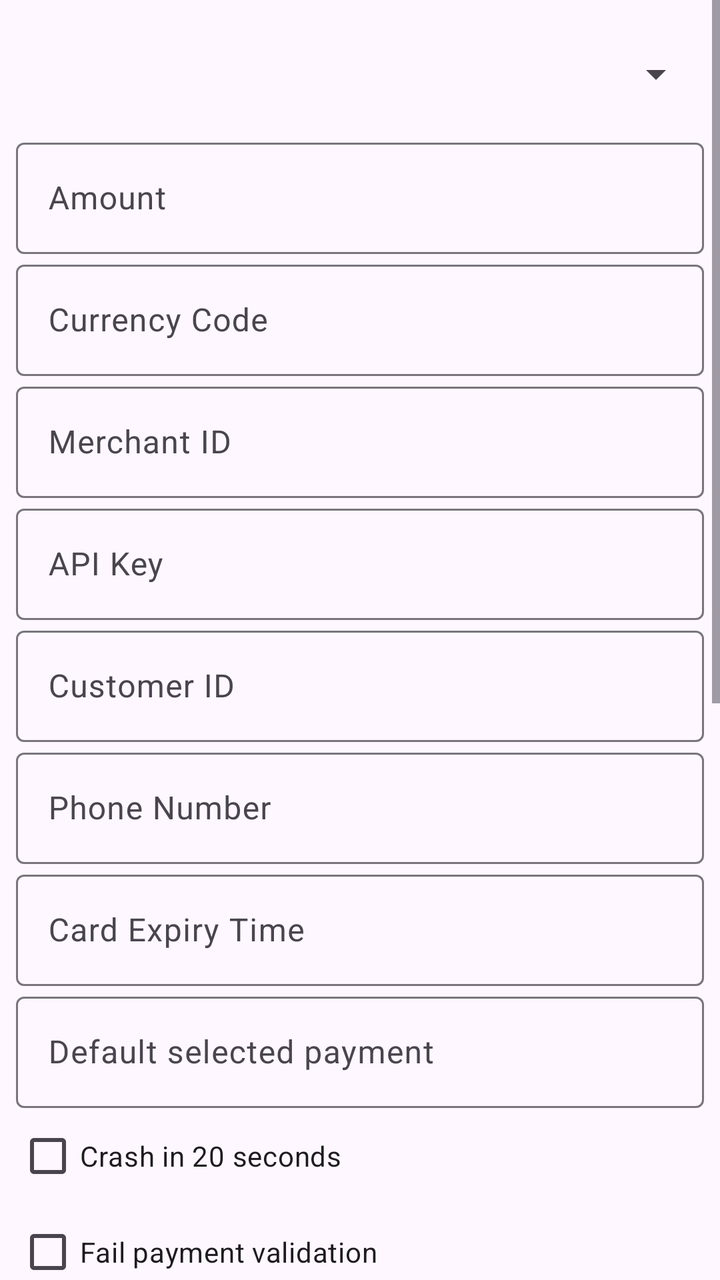
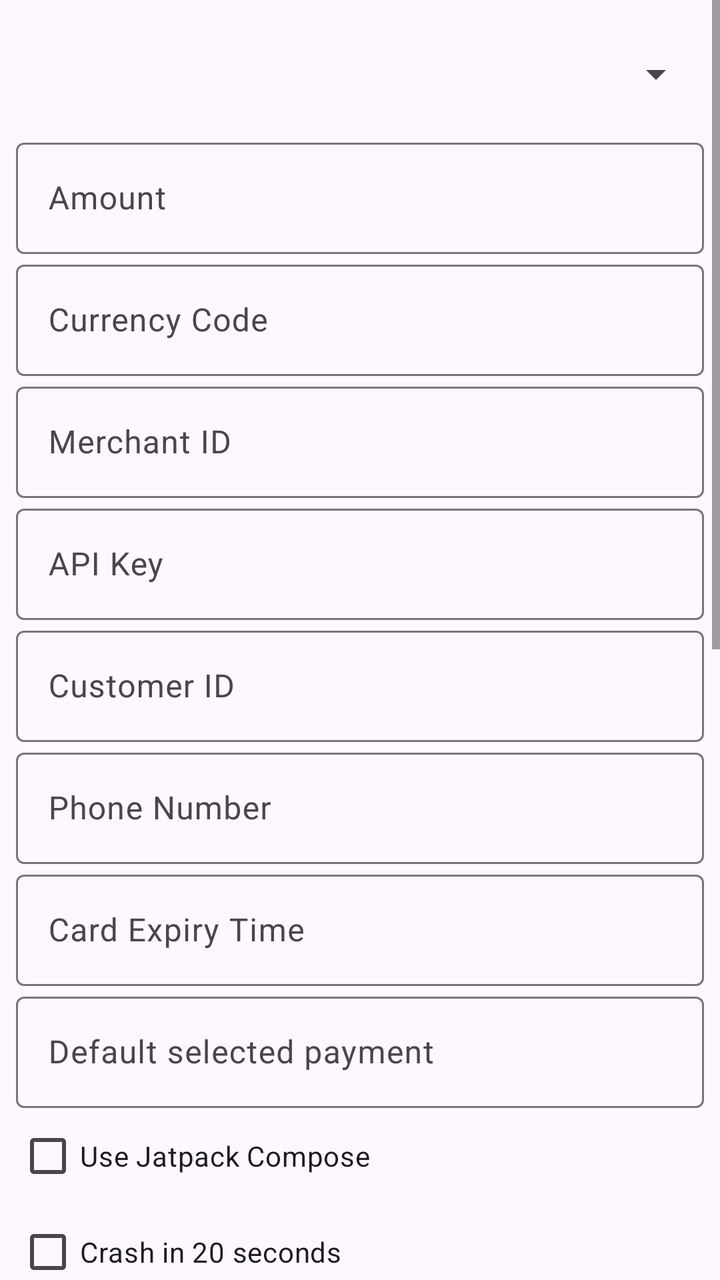

Two renders of the same Android screen: before a commit and after it. Below are the layout's source before the change and the commit's diff.
<!-- AndroidManifest.xml: application theme Theme.Ottuandroidprivatesample -->
<!-- res/layout/activity_main.xml -->
<?xml version="1.0" encoding="utf-8"?>
<ScrollView xmlns:android="http://schemas.android.com/apk/res/android"
    xmlns:tools="http://schemas.android.com/tools"
    android:layout_width="match_parent"
    android:layout_height="match_parent"
    android:clipToPadding="false"
    android:orientation="vertical">

    <androidx.appcompat.widget.LinearLayoutCompat
        android:id="@+id/main"
        android:layout_width="match_parent"
        android:layout_height="wrap_content"
        android:orientation="vertical"
        android:padding="8dp"
        tools:context=".MainActivity">
        
        <Spinner
            android:id="@+id/spLanguage"
            android:layout_width="match_parent"
            android:layout_height="58dp" />

        <com.google.android.material.textfield.TextInputLayout
            android:id="@+id/tilAmount"
            android:layout_width="match_parent"
            android:layout_height="wrap_content"
            android:hint="Amount">

            <com.google.android.material.textfield.TextInputEditText
                android:id="@+id/etAmount"
                android:layout_width="match_parent"
                android:layout_height="wrap_content"
                android:imeOptions="actionNext"
                android:inputType="number" />

        </com.google.android.material.textfield.TextInputLayout>

        <com.google.android.material.textfield.TextInputLayout
            android:id="@+id/tilCurrencyCode"
            android:layout_width="match_parent"
            android:layout_height="wrap_content"
            android:hint="Currency Code">

            <com.google.android.material.textfield.TextInputEditText
                android:id="@+id/etCurrencyCode"
                android:layout_width="match_parent"
                android:layout_height="wrap_content"
                android:imeOptions="actionNext"
                android:inputType="text"
                android:maxLines="1"
                android:nextFocusDown="@id/tilMerchantId" />

        </com.google.android.material.textfield.TextInputLayout>

        <com.google.android.material.textfield.TextInputLayout
            android:id="@+id/tilMerchantId"
            android:layout_width="match_parent"
            android:layout_height="wrap_content"
            android:hint="Merchant ID"
            android:nextFocusDown="@id/tilApiKey">

            <com.google.android.material.textfield.TextInputEditText
                android:id="@+id/etMerchantId"
                android:layout_width="match_parent"
                android:layout_height="wrap_content"
                android:imeOptions="actionNext"
                android:inputType="text"
                android:maxLines="1" />

        </com.google.android.material.textfield.TextInputLayout>

        <com.google.android.material.textfield.TextInputLayout
            android:id="@+id/tilApiKey"
            android:layout_width="match_parent"
            android:layout_height="wrap_content"
            android:hint="API Key"
            android:nextFocusDown="@id/tilCustomerId">

            <com.google.android.material.textfield.TextInputEditText
                android:id="@+id/etApiKey"
                android:layout_width="match_parent"
                android:layout_height="wrap_content"
                android:imeOptions="actionNext"
                android:inputType="text"
                android:maxLines="1" />

        </com.google.android.material.textfield.TextInputLayout>

        <com.google.android.material.textfield.TextInputLayout
            android:id="@+id/tilCustomerId"
            android:layout_width="match_parent"
            android:layout_height="wrap_content"
            android:hint="Customer ID">

            <com.google.android.material.textfield.TextInputEditText
                android:id="@+id/etCustomerId"
                android:layout_width="match_parent"
                android:layout_height="wrap_content"
                android:imeOptions="actionDone"
                android:inputType="text"
                android:maxLines="1" />

        </com.google.android.material.textfield.TextInputLayout>

        <com.google.android.material.textfield.TextInputLayout
            android:id="@+id/tilPhone"
            android:layout_width="match_parent"
            android:layout_height="wrap_content"
            android:hint="Phone Number">

            <com.google.android.material.textfield.TextInputEditText
                android:id="@+id/etPhone"
                android:layout_width="match_parent"
                android:layout_height="wrap_content"
                android:imeOptions="actionDone"
                android:inputType="text"
                android:maxLines="1" />

        </com.google.android.material.textfield.TextInputLayout>

        <com.google.android.material.textfield.TextInputLayout
            android:id="@+id/tilCardExpire"
            android:layout_width="match_parent"
            android:layout_height="wrap_content"
            android:hint="Card Expiry Time">

            <com.google.android.material.textfield.TextInputEditText
                android:id="@+id/etCardExpire"
                android:layout_width="match_parent"
                android:layout_height="wrap_content"
                android:imeOptions="actionDone"
                android:inputType="numberDecimal"
                android:maxLines="1" />

        </com.google.android.material.textfield.TextInputLayout>

        <com.google.android.material.textfield.TextInputLayout
            android:id="@+id/tilSelectedPgCode"
            android:layout_width="match_parent"
            android:layout_height="wrap_content"
            android:hint="Default selected payment">

            <com.google.android.material.textfield.TextInputEditText
                android:id="@+id/etSelectedPgCode"
                android:layout_width="match_parent"
                android:layout_height="wrap_content"
                android:imeOptions="actionDone"
                android:inputType="text"
                android:maxLines="1" />

        </com.google.android.material.textfield.TextInputLayout>

        <com.google.android.material.checkbox.MaterialCheckBox
            android:id="@+id/cbCrash"
            android:layout_width="wrap_content"
            android:layout_height="wrap_content"
            android:checked="false"
            android:text="Crash in 20 seconds"
            android:textColor="@color/redScale1"
            tools:ignore="HardcodedText" />

        <com.google.android.material.checkbox.MaterialCheckBox
            android:id="@+id/cbFailMerchantPaymentValidation"
            android:layout_width="wrap_content"
            android:layout_height="wrap_content"
            android:checked="false"
            android:text="Fail payment validation"
            android:textColor="@color/redScale1"
            tools:ignore="HardcodedText" />

        <LinearLayout
            android:layout_width="match_parent"
            android:layout_height="wrap_content"
            android:orientation="horizontal">

            <com.google.android.material.checkbox.MaterialCheckBox
                android:id="@+id/cbShowPaymentDetails"
                android:layout_width="0dp"
                android:layout_height="wrap_content"
                android:layout_weight="1"
                android:checked="true"
                android:text="Show Payment Details" />

            <com.google.android.material.checkbox.MaterialCheckBox
                android:id="@+id/cbPreloadPayload"
                android:layout_width="0dp"
                android:layout_height="wrap_content"
                android:layout_weight="1"
                android:checked="true"
                android:text="Preload Payload" />

        </LinearLayout>

        <LinearLayout
            android:layout_width="match_parent"
            android:layout_height="wrap_content"
            android:orientation="horizontal">

            <com.google.android.material.checkbox.MaterialCheckBox
                android:id="@+id/cbPaymentOptionMode"
                android:layout_width="0dp"
                android:layout_height="wrap_content"
                android:layout_weight="1"
                android:layout_gravity="center"
                android:checked="false"
                android:text="Show payment options list" />

            <com.google.android.material.textfield.TextInputLayout
                android:id="@+id/tilPaymentListVisibleItems"
                android:layout_width="0dp"
                android:layout_gravity="center"
                android:layout_weight="1"
                android:layout_height="wrap_content"
                android:hint="Payment count">

                <com.google.android.material.textfield.TextInputEditText
                    android:id="@+id/etPaymentListVisibleItems"
                    android:layout_width="match_parent"
                    android:layout_height="wrap_content"
                    android:imeOptions="actionDone"
                    android:enabled="false"
                    android:maxLength="3"
                    android:text="5"
                    android:inputType="numberDecimal"
                    android:digits="0123456789"
                    android:maxLines="1" />

            </com.google.android.material.textfield.TextInputLayout>

        </LinearLayout>
        <LinearLayout
            android:layout_width="match_parent"
            android:layout_height="wrap_content"
            android:orientation="horizontal">

            <com.google.android.material.checkbox.MaterialCheckBox
                android:id="@+id/cbAutoDebit"
                android:layout_width="0dp"
                android:layout_height="wrap_content"
                android:layout_weight="1"
                android:layout_gravity="center"
                android:checked="false"
                android:text="Auto debit" />
            <com.google.android.material.checkbox.MaterialCheckBox
                android:id="@+id/cbUseCustomText"
                android:layout_width="0dp"
                android:layout_height="wrap_content"
                android:layout_weight="1"
                android:layout_gravity="center"
                android:checked="false"
                android:text="Use custom text" />
        </LinearLayout>

        <TextView
            android:layout_width="wrap_content"
            android:layout_height="wrap_content"
            android:layout_marginTop="12dp"
            android:text="Forms of payment" />

        <LinearLayout
            android:layout_width="match_parent"
            android:layout_height="wrap_content"
            android:orientation="horizontal">

            <com.google.android.material.checkbox.MaterialCheckBox
                android:id="@+id/cbNoFormsOfPayment"
                android:layout_width="0dp"
                android:layout_height="wrap_content"
                android:layout_weight="1"
                android:checked="false"
                android:text="No forms of payment" />

            <com.google.android.material.checkbox.MaterialCheckBox
                android:id="@+id/cbGooglePay"
                android:layout_width="0dp"
                android:layout_height="wrap_content"
                android:layout_weight="1"
                android:checked="true"
                android:text="Google Pay"
                android:visibility="gone" />

            <com.google.android.material.checkbox.MaterialCheckBox
                android:id="@+id/cbFlexMethods"
                android:layout_width="0dp"
                android:layout_height="wrap_content"
                android:layout_weight="1"
                android:checked="true"
                android:text="Flex Methods" />

        </LinearLayout>

        <LinearLayout
            android:layout_width="match_parent"
            android:layout_height="wrap_content"
            android:orientation="horizontal">


            <com.google.android.material.checkbox.MaterialCheckBox
                android:id="@+id/cbTokenPay"
                android:layout_width="0dp"
                android:layout_height="wrap_content"
                android:layout_weight="1"
                android:checked="true"
                android:text="Token Pay" />

            <com.google.android.material.checkbox.MaterialCheckBox
                android:id="@+id/cbRedirect"
                android:layout_width="0dp"
                android:layout_height="wrap_content"
                android:layout_weight="1"
                android:checked="true"
                android:text="Redirect" />


            <com.google.android.material.checkbox.MaterialCheckBox
                android:id="@+id/cbStcPay"
                android:layout_width="0dp"
                android:layout_height="wrap_content"
                android:layout_weight="1"
                android:checked="true"
                android:text="Stc Pay" />
        </LinearLayout>

        <LinearLayout
            android:layout_width="match_parent"
            android:layout_height="wrap_content">


            <com.google.android.material.checkbox.MaterialCheckBox
                android:id="@+id/cbUrpay"
                android:layout_width="0dp"
                android:layout_height="wrap_content"
                android:layout_weight="1"
                android:checked="true"
                android:text="Urpay"
                android:visibility="gone" />

            <com.google.android.material.checkbox.MaterialCheckBox
                android:id="@+id/cbCardOnsite"
                android:layout_width="0dp"
                android:layout_height="wrap_content"
                android:layout_weight="1"
                android:checked="true"
                android:text="CardOnsite" />

        </LinearLayout>

        <TextView
            android:layout_width="wrap_content"
            android:layout_height="wrap_content"
            android:layout_marginTop="12dp"
            android:text="PG codes" />

        <androidx.appcompat.widget.LinearLayoutCompat
            android:id="@+id/pgCodesContainer"
            android:layout_width="match_parent"
            android:layout_height="wrap_content"
            android:orientation="vertical"
            tools:context=".MainActivity">

        </androidx.appcompat.widget.LinearLayoutCompat>

        <com.google.android.material.button.MaterialButton
            android:id="@+id/btnThemeCustomization"
            android:layout_width="match_parent"
            android:layout_height="wrap_content"
            android:text="Theme Customization" />

        <com.google.android.material.button.MaterialButton
            android:id="@+id/btnGetSession"
            android:layout_width="match_parent"
            android:layout_height="wrap_content"
            android:text="Get Session Id" />

        <com.google.android.material.button.MaterialButton
            android:id="@+id/btnPay"
            android:layout_width="match_parent"
            android:layout_height="wrap_content"
            android:text="Pay" />

    </androidx.appcompat.widget.LinearLayoutCompat>
</ScrollView>
<!-- resources referenced by this layout -->
<resources>
  <style name="Theme.Ottuandroidprivatesample" parent="Theme.Material3.DayNight">
          
          <item name="colorPrimary">@color/purple_500</item>
          <item name="colorPrimaryVariant">@color/purple_700</item>
          <item name="colorOnPrimary">@color/white</item>
          
          <item name="colorSecondary">@color/teal_200</item>
          <item name="colorSecondaryVariant">@color/teal_700</item>
          <item name="colorOnSecondary">@color/black</item>
          
          <item name="android:statusBarColor">?attr/colorPrimaryVariant</item>
          
      </style>
  <color name="purple_500">#FF6200EE</color>
  <color name="purple_700">#FF3700B3</color>
  <color name="white">#FFFFFFFF</color>
  <color name="teal_200">#FF03DAC5</color>
  <color name="teal_700">#FF018786</color>
  <color name="black">#FF000000</color>
</resources>

<!-- the commit's change to res/layout/activity_main.xml (unified diff, before → after) -->
@@ -13,7 +13,7 @@
         android:orientation="vertical"
         android:padding="8dp"
         tools:context=".MainActivity">
-        
+
         <Spinner
             android:id="@+id/spLanguage"
             android:layout_width="match_parent"
@@ -30,7 +30,7 @@
                 android:layout_width="match_parent"
                 android:layout_height="wrap_content"
                 android:imeOptions="actionNext"
-                android:inputType="number" />
+                android:inputType="numberDecimal" />
 
         </com.google.android.material.textfield.TextInputLayout>
 
@@ -148,6 +148,14 @@
                 android:maxLines="1" />
 
         </com.google.android.material.textfield.TextInputLayout>
+
+        <com.google.android.material.checkbox.MaterialCheckBox
+            android:id="@+id/cbUseJetpackCompose"
+            android:layout_width="wrap_content"
+            android:layout_height="wrap_content"
+            android:checked="false"
+            android:text="Use Jatpack Compose"
+            tools:ignore="HardcodedText" />
 
         <com.google.android.material.checkbox.MaterialCheckBox
             android:id="@+id/cbCrash"
@@ -166,6 +174,13 @@
             android:text="Fail payment validation"
             android:textColor="@color/redScale1"
             tools:ignore="HardcodedText" />
+
+        <com.google.android.material.checkbox.MaterialCheckBox
+            android:id="@+id/cbSplitPayButton"
+            android:layout_width="wrap_content"
+            android:layout_height="wrap_content"
+            android:checked="false"
+            android:text="@string/split_pay_button" />
 
         <LinearLayout
             android:layout_width="match_parent"
<!-- resource entries referenced after the edit -->
@@ -1,5 +1,6 @@
 <!-- resources referenced by this layout -->
 <resources>
+  <string name="split_pay_button">Split Pay button</string>
   <style name="Theme.Ottuandroidprivatesample" parent="Theme.Material3.DayNight">
           
           <item name="colorPrimary">@color/purple_500</item>
